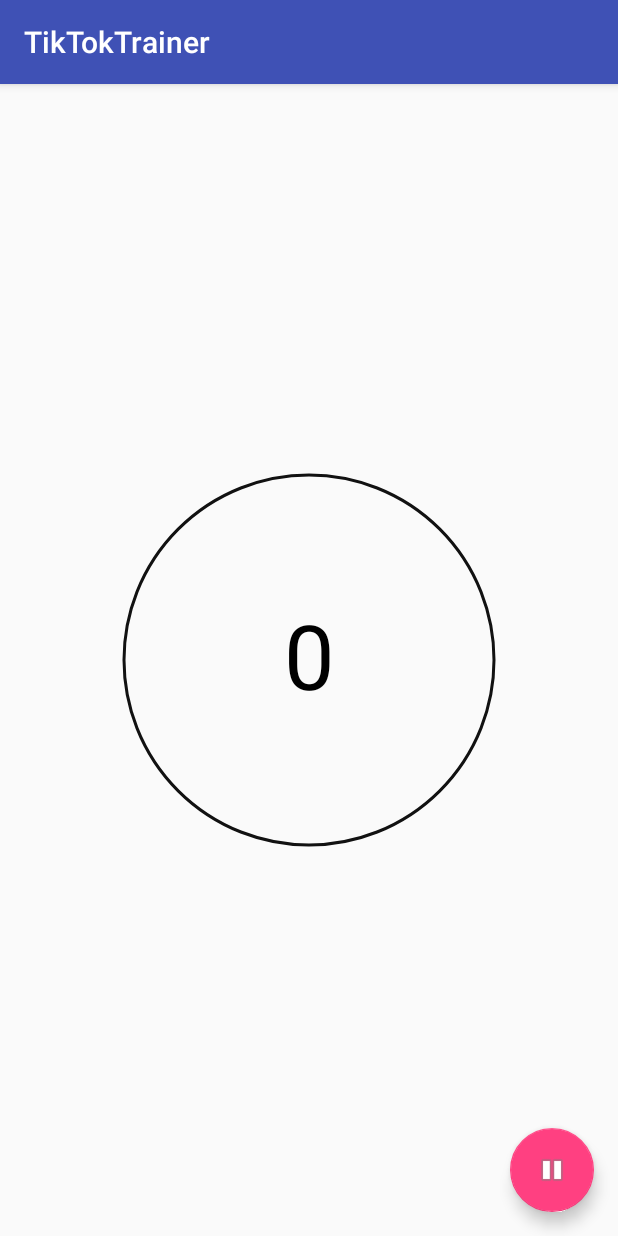
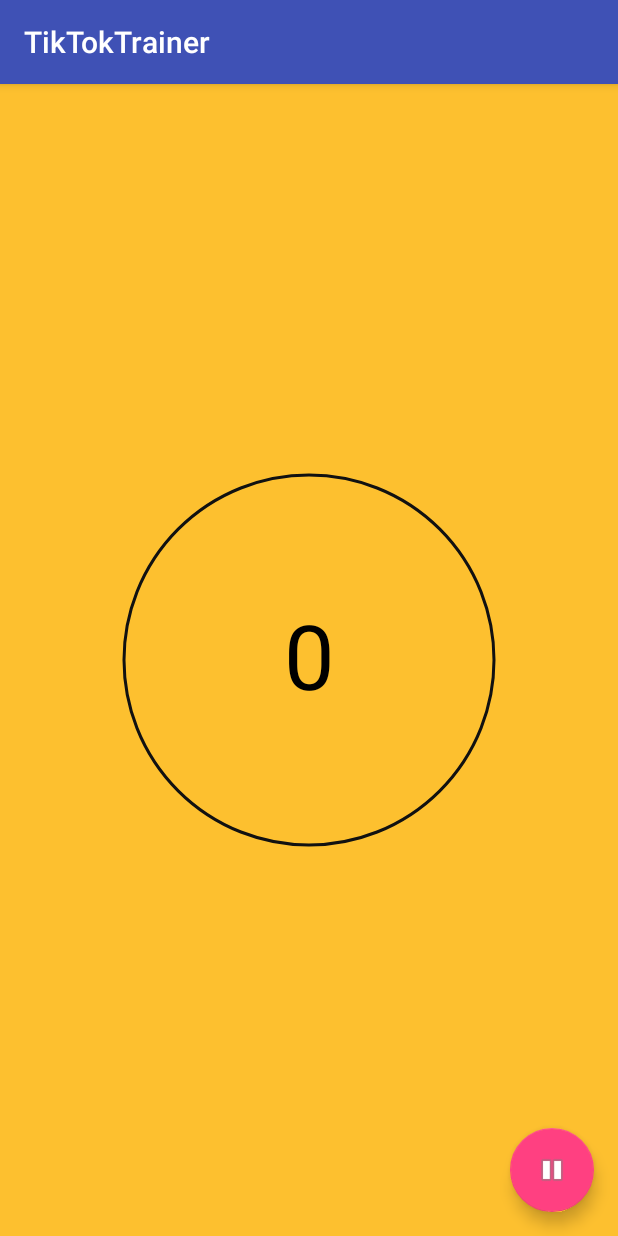
Before and after one commit to xiaoyuz/TikTokTrainer, an Android app: the fragment TrainingFragment placed in its activity, on a phone screen of 412 x 824 dp. Run offline under Robolectric (Android 15) with nearby library versions, the phone set to English and light mode, and no system bars; 4 statements that could not run were skipped.

Commit message:
Add diff background colors.

```diff
--- a/app/src/main/java/xiaoyuz/com/tiktoktrainer/constants/Types.kt
+++ b/app/src/main/java/xiaoyuz/com/tiktoktrainer/constants/Types.kt
@@ -7,3 +7,7 @@ enum class Mode {
 enum class ScheduleType {
     REST, FIGHTING
 }
+
+enum class ProgressStatus {
+    WORK_OUT, REST_NOW, PAUSE
+}
--- a/app/src/main/java/xiaoyuz/com/tiktoktrainer/contract/TrainingContract.kt
+++ b/app/src/main/java/xiaoyuz/com/tiktoktrainer/contract/TrainingContract.kt
@@ -2,15 +2,16 @@ package xiaoyuz.com.tiktoktrainer.contract
 
 import xiaoyuz.com.tiktoktrainer.base.BasePresenter
 import xiaoyuz.com.tiktoktrainer.base.BaseView
+import xiaoyuz.com.tiktoktrainer.constants.ProgressStatus
 import xiaoyuz.com.tiktoktrainer.domain.ScheduleItem
 import xiaoyuz.com.tiktoktrainer.domain.TrainingSchedule
 
 interface TrainingContract {
 
     interface View : BaseView<Presenter> {
-        fun ticTokProgress(scheduleItem: ScheduleItem, status: String)
+        fun ticTokProgress(scheduleItem: ScheduleItem, status: ProgressStatus)
 
-        fun updatePauseButton()
+        fun onProgressPause()
     }
 
     interface Presenter : BasePresenter {
--- a/app/src/main/java/xiaoyuz/com/tiktoktrainer/contract/view/TimeModeSettingFragment.kt
+++ b/app/src/main/java/xiaoyuz/com/tiktoktrainer/contract/view/TimeModeSettingFragment.kt
@@ -22,7 +22,7 @@ class TimeModeSettingFragment : Fragment(), TimeModeSettingContract.View {
 
     override fun onViewCreated(view: View?, savedInstanceState: Bundle?) {
         initNumberPicks()
-        start.setOnClickListener {
+        startButton.setOnClickListener {
             presenter.start(roundTime.value, restTime.value, count.value)
         }
     }
--- a/app/src/main/res/drawable/setting_item_border.xml
+++ b/app/src/main/res/drawable/setting_item_border.xml
@@ -1,6 +1,6 @@
 <?xml version="1.0" encoding="utf-8"?>
 <shape xmlns:android="http://schemas.android.com/apk/res/android" >
-    <solid android:color="#FFFFFF" />
+    <solid android:color="@android:color/transparent" />
     <stroke
         android:width="1dp"
         android:color="#B0C4DE" />
--- a/app/src/main/res/layout/fragment_training.xml
+++ b/app/src/main/res/layout/fragment_training.xml
@@ -6,9 +6,11 @@
     android:layout_height="match_parent">
 
     <RelativeLayout
+        android:id="@+id/backgroundLayout"
         android:layout_width="match_parent"
         android:layout_height="match_parent"
-        android:gravity="center">
+        android:gravity="center"
+        android:background="@color/color_get_ready_background">
 
         <TextView
             android:id="@+id/turnCountTv"
--- a/app/src/main/res/values/colors.xml
+++ b/app/src/main/res/values/colors.xml
@@ -3,4 +3,9 @@
     <color name="colorPrimary">#3F51B5</color>
     <color name="colorPrimaryDark">#303F9F</color>
     <color name="colorAccent">#FF4081</color>
+
+    <color name="color_get_ready_background">#FFFDC02F</color>
+    <color name="color_work_out_background">#FF25E47A</color>
+    <color name="color_rest_now_background">#FF2B98F0</color>
+    <color name="color_setting_background">#FF1FBCD2</color>
 </resources>
--- a/app/src/main/res/values/strings.xml
+++ b/app/src/main/res/values/strings.xml
@@ -8,4 +8,8 @@
     <string name="tv_setting_round_time">每轮时间</string>
     <string name="tv_setting_rest_time">间隔时间</string>
     <string name="tv_setting_count">组数</string>
+
+    <string name="status_work_out">WORK OUT</string>
+    <string name="status_rest_now">REST NOW</string>
+    <string name="status_pause">PAUSE</string>
 </resources>
```
Also changed, not shown: app/src/main/java/xiaoyuz/com/tiktoktrainer/contract/presenter/TrainingPresenter.kt (+4 -3 lines), app/src/main/java/xiaoyuz/com/tiktoktrainer/contract/view/TrainingFragment.kt (+16 -3 lines), app/src/main/res/layout/fragment_time_mode_setting.xml (+13 -9 lines).
